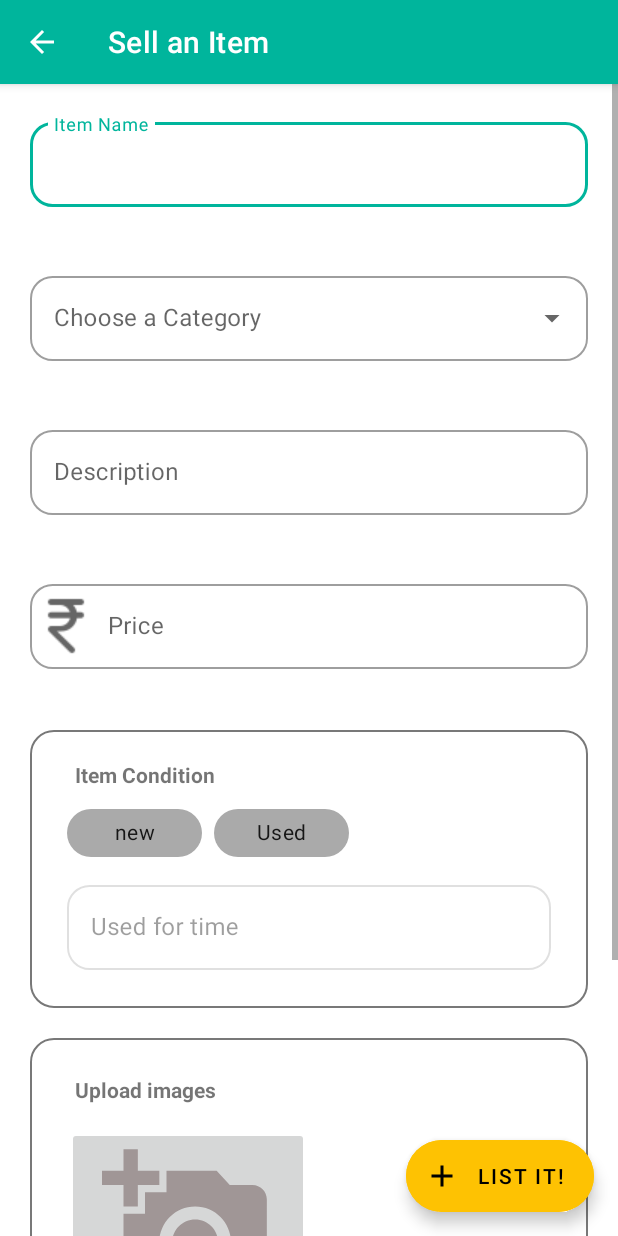
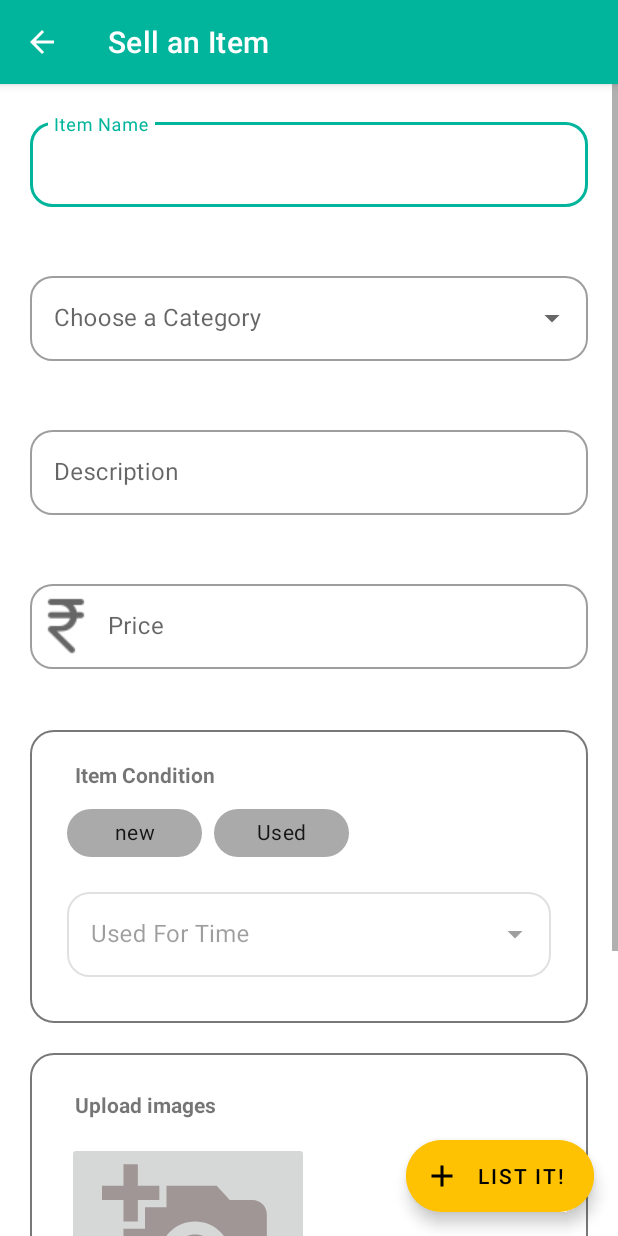
Before and after one commit to gdsc-nits-org/Sellr, an Android app: the SellActivity screen opened directly, with no data from a screen before it, on a phone screen of 412 x 824 dp. Run offline under Robolectric (Android 15) with nearby library versions, the phone set to English and light mode, and no system bars; our stand-ins replace Firebase (no records; nobody signed in at launch, a user with empty details on screens opened directly); libraries missing offline, so code that uses them is left out: com.github.dhaval2404.imagepicker; pictures from the network do not load.

Commit message:
Sell screen 'time of use' input method changed

```diff
--- a/app/src/main/java/com/example/sellr/SellActivity.kt
+++ b/app/src/main/java/com/example/sellr/SellActivity.kt
@@ -474,7 +474,7 @@ class SellActivity : AppCompatActivity() {
 
         var usedTime = ""
         if (condition == "Used") {
-            usedTime = findViewById<EditText>(R.id.textFieldUsedCondition).text.toString()
+            usedTime = findViewById<AutoCompleteTextView>(R.id.textFieldUsedCondition).text.toString()
             if (usedTime == "") {
                 findViewById<TextInputLayout>(R.id.usedCondition).error = "This field is required"
                 flag = false
@@ -559,8 +559,11 @@ class SellActivity : AppCompatActivity() {
     private fun populateDropDown() {
         //Populate dropDown category list
         val categories = resources.getStringArray(R.array.Categories)
-        val arrayAdapter = ArrayAdapter(this, R.layout.dropdown_menu_category_item, categories)
-        findViewById<AutoCompleteTextView>(R.id.categoryDropDown).setAdapter(arrayAdapter)
+        val categoriesAdapter = ArrayAdapter(this, R.layout.dropdown_menu_category_item, categories)
+        findViewById<AutoCompleteTextView>(R.id.categoryDropDown).setAdapter(categoriesAdapter)
+        val conditions = resources.getStringArray(R.array.Conditions)
+        val conditionsAdapter = ArrayAdapter(this, R.layout.dropdown_menu_category_item, conditions)
+        findViewById<AutoCompleteTextView>(R.id.textFieldUsedCondition).setAdapter(conditionsAdapter)
 
     }
 
--- a/app/src/main/res/layout/activity_sell.xml
+++ b/app/src/main/res/layout/activity_sell.xml
@@ -172,29 +172,27 @@
 
                 </com.google.android.material.chip.ChipGroup>
                 <com.google.android.material.textfield.TextInputLayout
-                    style="@style/Widget.MaterialComponents.TextInputLayout.OutlinedBox"
+                    app:errorEnabled="true"
                     android:id="@+id/usedCondition"
+                    style="@style/Widget.MaterialComponents.TextInputLayout.OutlinedBox.ExposedDropdownMenu"
                     android:layout_width="match_parent"
                     android:layout_height="wrap_content"
-                    android:minHeight="70dp"
+                    android:layout_marginTop="10dp"
                     android:layout_marginStart="20dp"
                     android:layout_marginEnd="20dp"
-                    android:layout_marginTop="5dp"
-                    app:endIconMode="clear_text"
-                    app:errorEnabled="true"
+                    android:layout_marginBottom="5dp"
                     app:boxCornerRadiusBottomEnd="15dp"
                     app:boxCornerRadiusBottomStart="15dp"
                     app:boxCornerRadiusTopEnd="15dp"
                     app:boxCornerRadiusTopStart="15dp"
-                    android:hint="@string/used_for_time">
-
-                    <com.google.android.material.textfield.TextInputEditText
+                    >
+                    <AutoCompleteTextView
                         android:id="@+id/textFieldUsedCondition"
                         android:layout_width="match_parent"
                         android:layout_height="wrap_content"
-                        android:singleLine="true"
-                        />
-
+                        android:hint="Used For Time"
+                        android:inputType="none"
+                        tools:ignore="LabelFor" />
                 </com.google.android.material.textfield.TextInputLayout>
             </LinearLayout>
 
--- a/app/src/main/res/values/strings.xml
+++ b/app/src/main/res/values/strings.xml
@@ -24,4 +24,14 @@
         <item>Vehicles</item>
         <item>Others</item>
     </string-array>
+    <string-array name="Conditions">
+        <item>Less than a week</item>
+        <item>Less than a month</item>
+        <item>Between 1-3 months</item>
+        <item>Between 3-6 months</item>
+        <item>Between 6-9 months</item>
+        <item>Almost an year</item>
+        <item>Almost two years</item>
+        <item>More than two years</item>
+    </string-array>
 </resources>
```
